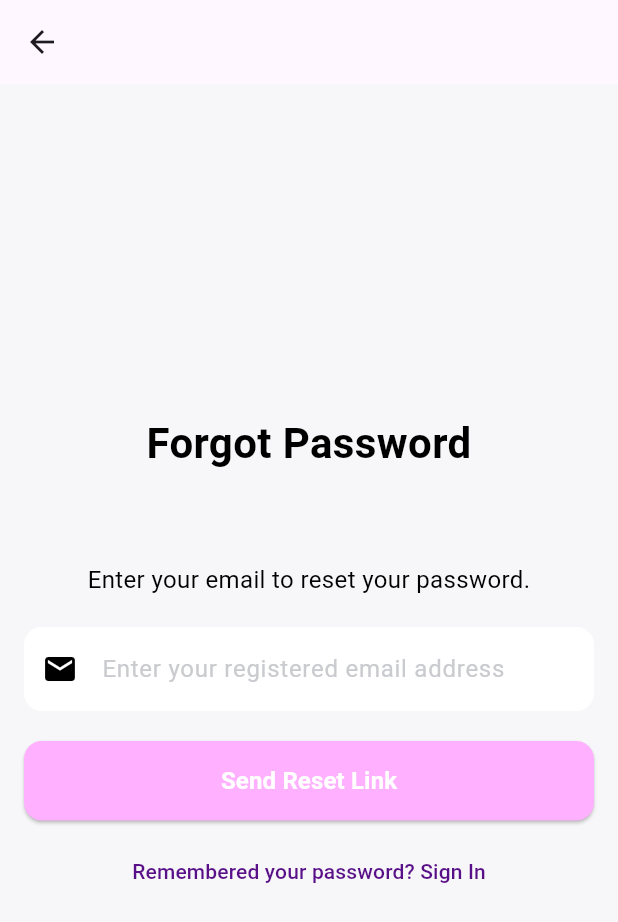
After one commit to DhrithiHH/YapZap_ChatApp, a Flutter app: the screen it shows after launch, after a tap on "Go to Forgot Password Screen", on a phone screen of 412 x 824 dp. The commit adds this screen. Shown: the top 922 px of the screen. Run offline on Flutter 3.47's test engine with Material 3 defaults, Android fonts, the light colour scheme and no system bars; our stand-ins replace cloud_firestore, firebase_auth, firebase_core, socket_io_client; missing offline and left inert: flutter_webrtc; accounts and stored records are empty.

Commit message:
made all changes in ui

```diff
--- a/yapzap/lib/main.dart
+++ b/yapzap/lib/main.dart
@@ -29,6 +29,8 @@
 // }
 import 'package:firebase_core/firebase_core.dart';
 import 'package:flutter/material.dart';
+import 'package:yapzap/screens/forgot_password_page.dart';
+import 'package:yapzap/screens/user_profile_page.dart';
 // import 'package:yapzap/screens/connect.dart';
 import '../screens/navigation_screen.dart';
 import 'screens/login_screen_demo.dart';
@@ -64,8 +66,9 @@ class MyApp extends StatelessWidget {
         '/registerf': (context) => RegisterPage(),
         // '/homepage': (context) => HomePageDemo(),
         // '/chatscreen': (context) => WebRTCChatApp(),
-        // '/forgotpassword': (context) => ForgotPasswordPage(),
+        '/forgotpassword': (context) => const ForgotPasswordPage(),
         '/homepage': (context) => const Home(userId: "charan"),
+        '/userprofilepage': (context) => UserProfilePage(),
       },
     );
   }
--- /dev/null
+++ b/yapzap/lib/screens/forgot_password_page.dart
@@ -0,0 +1,132 @@
+import 'package:flutter/material.dart';
+import 'package:firebase_auth/firebase_auth.dart';
+
+class ForgotPasswordPage extends StatefulWidget {
+  const ForgotPasswordPage({Key? key}) : super(key: key);
+
+  @override
+  _ForgotPasswordPageState createState() => _ForgotPasswordPageState();
+}
+
+class _ForgotPasswordPageState extends State<ForgotPasswordPage> {
+  final TextEditingController _emailController = TextEditingController();
+  final FirebaseAuth _auth = FirebaseAuth.instance;
+
+  Future<void> _sendResetLink() async {
+    final email = _emailController.text.trim();
+
+    if (email.isEmpty) {
+      ScaffoldMessenger.of(context).showSnackBar(
+        const SnackBar(content: Text('Please enter your email address')),
+      );
+      return;
+    }
+
+    try {
+      await _auth.sendPasswordResetEmail(email: email);
+      ScaffoldMessenger.of(context).showSnackBar(
+        const SnackBar(
+            content: Text('A reset link has been sent to your email')),
+      );
+    } on FirebaseAuthException catch (e) {
+      String message = 'An error occurred, please try again.';
+      if (e.code == 'user-not-found') {
+        message = 'No user found with this email.';
+      }
+      ScaffoldMessenger.of(context)
+          .showSnackBar(SnackBar(content: Text(message)));
+    } catch (e) {
+      ScaffoldMessenger.of(context).showSnackBar(
+        SnackBar(content: Text('Unexpected error: $e')),
+      );
+    }
+  }
+
+  @override
+  Widget build(BuildContext context) {
+    return Scaffold(
+      backgroundColor: const Color(0xFFF7F7F9), // Whitish Grey background
+      appBar: AppBar(
+          // title: const Text('Forgot Password'),
+          //backgroundColor: const Color(0xFFFFB0FE), // Pink app bar color
+          ),
+      body: Center(
+        child: Padding(
+          padding: const EdgeInsets.all(16.0),
+          child: Column(
+            mainAxisAlignment: MainAxisAlignment.center,
+            crossAxisAlignment: CrossAxisAlignment.stretch,
+            children: [
+              const Text(
+                'Forgot Password',
+                textAlign: TextAlign.center,
+                style: TextStyle(
+                  fontSize: 28,
+                  fontWeight: FontWeight.bold,
+                  color: Colors.black,
+                ),
+              ),
+              const SizedBox(height: 60),
+              const Text(
+                'Enter your email to reset your password.',
+                textAlign: TextAlign.center,
+                style: TextStyle(
+                  fontSize: 16,
+                  color: Colors.black,
+                ),
+              ),
+              const SizedBox(height: 20),
+              TextField(
+                controller: _emailController,
+                decoration: InputDecoration(
+                  hintText: 'Enter your registered email address',
+                  hintStyle: const TextStyle(
+                    color: Color(0xFFCACBCF), // Grey color from YapZap palette
+                  ),
+                  prefixIcon: const Icon(Icons.email, color: Colors.black),
+                  filled: true,
+                  fillColor: Colors.white,
+                  border: OutlineInputBorder(
+                    borderRadius: BorderRadius.circular(12),
+                    borderSide: BorderSide.none,
+                  ),
+                ),
+                keyboardType: TextInputType.emailAddress,
+              ),
+              const SizedBox(height: 20),
+              ElevatedButton(
+                onPressed: _sendResetLink,
+                style: ElevatedButton.styleFrom(
+                  backgroundColor: const Color(0xFFFFB0FE), // Pink button
+                  padding: const EdgeInsets.symmetric(vertical: 15),
+                  shape: RoundedRectangleBorder(
+                    borderRadius: BorderRadius.circular(12),
+                  ),
+                ),
+                child: const Text(
+                  'Send Reset Link',
+                  style: TextStyle(
+                      fontSize: 16,
+                      fontWeight: FontWeight.bold,
+                      color: Colors.white),
+                ),
+              ),
+              const SizedBox(height: 10),
+              TextButton(
+                onPressed: () {
+                  Navigator.pushNamed(context, '/loginf');
+                },
+                child: const Text(
+                  'Remembered your password? Sign In',
+                  style: TextStyle(
+                    color: Color(0xFF590F87), // Purple color
+                  ),
+                ),
+              ),
+            ],
+          ),
+        ),
+      ),
+    );
+  }
+}
--- a/yapzap/lib/screens/login_page.dart
+++ b/yapzap/lib/screens/login_page.dart
@@ -210,7 +210,7 @@ class _LoginScreenDemoState extends State<LoginPage>
                     const SizedBox(height: 20),
                     TextButton(
                       onPressed: () {
-                        Navigator.pushNamed(context, '/register');
+                        Navigator.pushNamed(context, '/registerf');
                       },
                       child: const Text(
                         'Don\'t have an account? Register here',
--- a/yapzap/lib/screens/navigation_screen.dart
+++ b/yapzap/lib/screens/navigation_screen.dart
@@ -46,18 +46,24 @@ class NavigationTestScreen extends StatelessWidget {
             },
             child: Text('Go to Chat Screen'),
           ),
-          // ElevatedButton(
-          //   onPressed: () {
-          //     Navigator.pushNamed(context, '/forgotpassword');
-          //   },
-          //   child: Text('Go to Forgot Password Screen'),
-          // ),
+          ElevatedButton(
+            onPressed: () {
+              Navigator.pushNamed(context, '/forgotpassword');
+            },
+            child: Text('Go to Forgot Password Screen'),
+          ),
           ElevatedButton(
             onPressed: () {
               Navigator.pushNamed(context, '/homepage');
             },
             child: Text('Go to homepage'),
           ),
+          ElevatedButton(
+            onPressed: () {
+              Navigator.pushNamed(context, '/userprofilepage');
+            },
+            child: Text('Go to UserProfilePage'),
+          ),
         ],
       ),
     );
--- a/yapzap/lib/screens/register_page.dart
+++ b/yapzap/lib/screens/register_page.dart
@@ -150,7 +150,7 @@ class _RegisterPageState extends State<RegisterPage>
                     const SizedBox(height: 20),
                     TextButton(
                       onPressed: () {
-                        Navigator.pushNamed(context, '/login');
+                        Navigator.pushNamed(context, '/loginf');
                       },
                       child: const Text(
                         'Already have an account? Login here',
--- a/yapzap/lib/screens/splash_page.dart
+++ b/yapzap/lib/screens/splash_page.dart
@@ -22,7 +22,7 @@ class _SplashPageState extends State<SplashPage> {
   @override
   Widget build(BuildContext context) {
     return Scaffold(
-      backgroundColor: const Color(0xFF7ED321), // Green color
+      backgroundColor: const Color(0xFFFFB0FE), // Correct pink color
       body: Center(
         child: Column(
           mainAxisAlignment: MainAxisAlignment.center,
```
Also changed, not shown: yapzap/lib/screens/user_profile_page.dart (added, +161 -0 lines), yapzap/assets/profile_placeholder.png (added).
